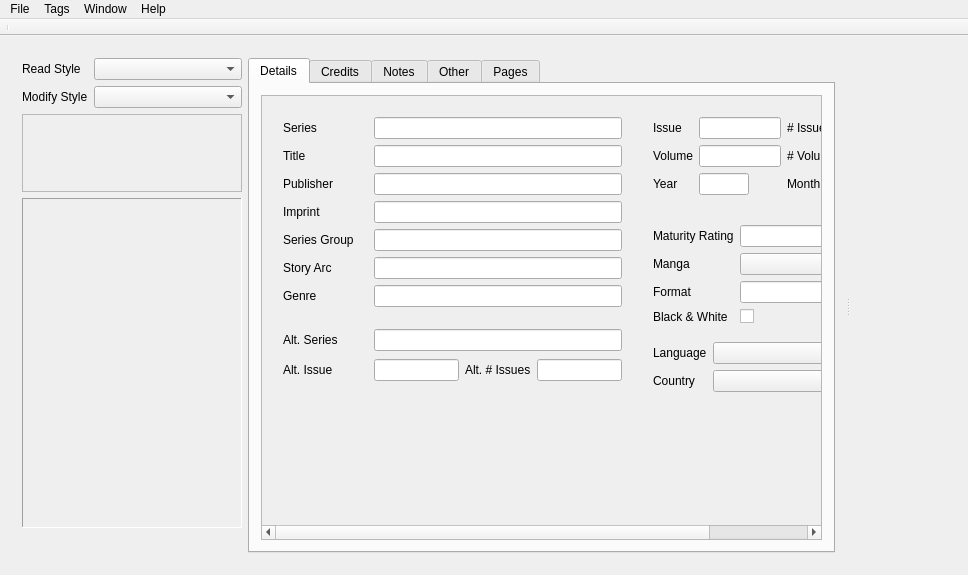
This is taggerwindow.ui in comictagger/comictagger as Qt 5 draws it before an edit. The edited form follows.
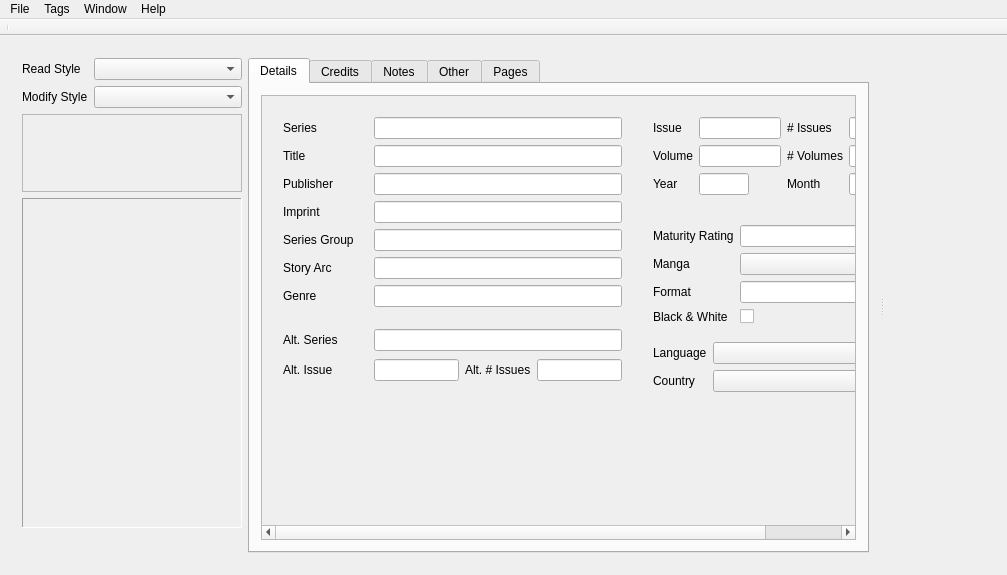
This is the edited form.

What changed in the file:
```diff
--- a/taggerwindow.ui
+++ b/taggerwindow.ui
@@ -6,7 +6,7 @@
    <rect>
     <x>0</x>
     <y>0</y>
-    <width>968</width>
+    <width>1007</width>
     <height>575</height>
    </rect>
   </property>
@@ -1175,8 +1175,8 @@
     <rect>
      <x>0</x>
      <y>0</y>
-     <width>968</width>
-     <height>25</height>
+     <width>1007</width>
+     <height>28</height>
     </rect>
    </property>
    <widget class="QMenu" name="menuComicTagger">
```
Left out of the diff: 32 changed lines with no effect on the pictures.
